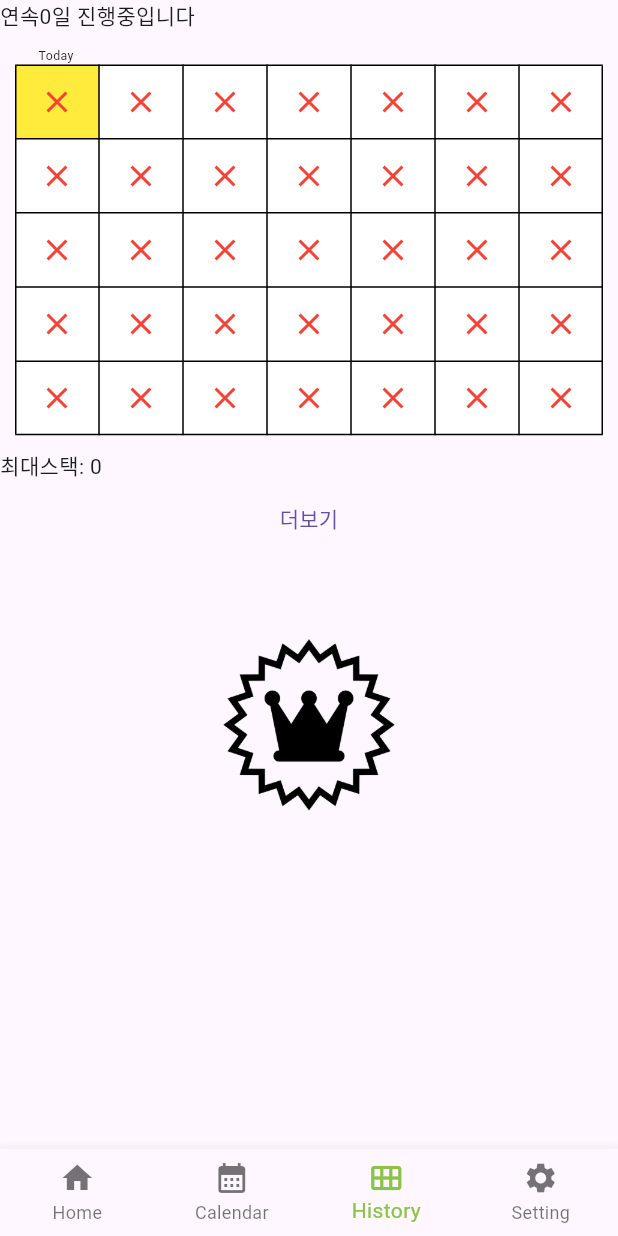
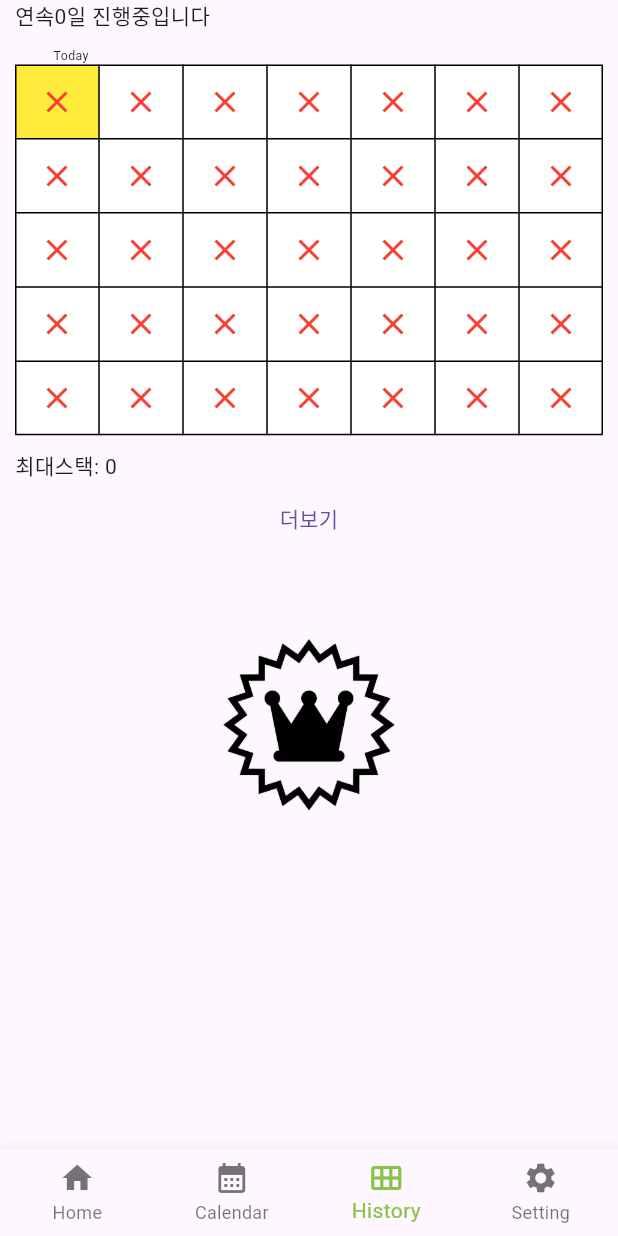
Before and after one commit to kuper0201/TimeBoxing_Fork, a Flutter app: the screen it shows after launch, item 3 of the bottom bar chosen, on a phone screen of 412 x 824 dp. Run offline on Flutter 3.47's test engine with Material 3 defaults, Android fonts, the light colour scheme and no system bars; our stand-ins replace auto_size_text, drift, equatable, flutter_datetime_picker_plus, syncfusion_flutter_calendar; missing offline and left inert: dart:ffi, desktop_window, drift_db_viewer, split_view; accounts and stored records are empty; generated files the repository leaves out were written again.

Commit message:
git conflict

```diff
--- a/lib/History.dart
+++ b/lib/History.dart
@@ -11,7 +11,22 @@ class HistoryView extends StatefulWidget {
   State<HistoryView> createState() => _HistoryViewState();
 }
 
-Mydatabase db = Mydatabase.instance;
+//zandiInfo리스트 형식을 date : int 에서 int : int 로 바꾸기위한 List형식
+class ZandiInfoConvert {
+  final int date;
+  final int stack;
+
+  ZandiInfoConvert({required this.date, required this.stack});
+}
+
+class _HistoryViewState extends State<HistoryView> {
+  //연속일자 저장빈값
+  int currentStack = 0;
+
+  //최대 stack 저장빈값
+  int maxstack = 0;
+
+  Mydatabase db = Mydatabase.instance;
 
 //get today
 DateTime today = DateTime(
@@ -33,29 +48,13 @@ Future<List<ZandiInfoData>> getZandi35Ago() async {
   return result;
 }
 
-//zandiInfo리스트 형식을 date : int 에서 int : int 로 바꾸기위한 List형식
-class ZandiInfoConvert {
-  final int date;
-  final int stack;
-
-  ZandiInfoConvert({required this.date, required this.stack});
-}
-
-//연속일자 저장빈값
-int currentStack = 0;
-
-//최대 stack 저장빈값
-int maxstack = 0;
-
-class CustomTable extends StatelessWidget { //db쿼리문 통해 35일전 date값 이후의 값만 불러올것
-  @override
-  Widget build(BuildContext context) {
+  Widget getCustomTable() {
     double cellSize = MediaQuery.of(context).size.width/10; // 칸의 크기를 화면 너비의 1/10로 설정
     double screenHeight = MediaQuery.of(context).size.height*0.3/5;
 
     //최대연속값 저장
     getMaxStack().then((value) {
-      maxstack = value;
+        maxstack = value;
     }, onError: (error,stackstrace) {
       maxstack = 19981225;
     });
@@ -78,8 +77,10 @@ class CustomTable extends StatelessWidget { //db쿼리문 통해 35일전 date
           //데이터를 정상적으로 받아올경우
           List<ZandiInfoData> ZandiData = snapshot.data!.map((d) => ZandiInfoData(date: d.date, stack: d.stack)).toList();
 
-          //연속일자 값 저장
-          currentStack = ZandiData[ZandiData.length-1].stack;
+          //연속일자 값 저장 최근값이 오늘날짜인지 확인
+          if((ZandiData[ZandiData.length-1].date)==today) {
+              currentStack = ZandiData[ZandiData.length-1].stack;
+          }
 
           int maxStreakSize = 35;
           List<ZandiInfoConvert> converted = ZandiData.map((d) => ZandiInfoConvert(date: (today.difference(d.date).inDays), stack: d.stack)).toList();
@@ -87,7 +88,7 @@ class CustomTable extends StatelessWidget { //db쿼리문 통해 35일전 date
 
           int idx = 0;
           label : for(final d in converted) {
-            idx = d.date;
+            idx = d.date - d.stack + 1;
             for(int i = 0; i < d.stack; i++) {
               if(idx >= maxStreakSize) break label;
                 items[idx] = true;
@@ -96,7 +97,12 @@ class CustomTable extends StatelessWidget { //db쿼리문 통해 35일전 date
           }
 
           //테이블 그리기
-          return Table(
+          return Column(
+
+           children:[
+            Container(width: double.infinity, child: Text("연속$currentStack일 진행중입니다")),
+            Container(width: double.infinity, padding: EdgeInsets.only(left: 5+MediaQuery.of(context).size.width/20,top:10), child: Text(style: TextStyle(fontSize: MediaQuery.of(context).size.width*0.3/15),"Today")),
+            Table(
             border: TableBorder.all(),
             children: List<TableRow>.generate(5, (rowIndex) {
               return TableRow(
@@ -118,24 +124,19 @@ class CustomTable extends StatelessWidget { //db쿼리문 통해 35일전 date
                 }),
                );
             }),
-          );
+          ),
+           Container(padding: EdgeInsets.only(top: 10), width: double.infinity, child: Text("최대스택: $maxstack")),
+          ]);
         }
       }
     );
-  }
-}
-
-class _HistoryViewState extends State<HistoryView> {
-
+ }
   @override
   Widget build(BuildContext context) {
     return Scaffold(
       body: Column(
           children: [
-            Container(width: double.infinity, child: Text("연속$currentStack일 진행중입니다")),
-            Container(width: double.infinity, padding: EdgeInsets.only(left: 5+MediaQuery.of(context).size.width/20,top:10), child: Text(style: TextStyle(fontSize: MediaQuery.of(context).size.width*0.3/15),"Today")),
-            Container(padding: EdgeInsets.only(left:10,right: 10), child: CustomTable()),
-            Container(padding: EdgeInsets.only(top: 10), width: double.infinity, child: Text("최대스택: $maxstack")),
+            Container(padding: EdgeInsets.only(left:10,right: 10), child: getCustomTable()),
             TextButton(onPressed:(){  Navigator.push(context, MaterialPageRoute(builder: (context) => const MoreHistoryView(),));}, child: Text("더보기")),
             Container(padding: EdgeInsets.only(top:50), child: Image.asset('assets/images/crown.png',height: 128,width: 128))
           ],
--- a/lib/MoreHistoryView.dart
+++ b/lib/MoreHistoryView.dart
@@ -75,7 +75,7 @@ class CustomTable extends StatelessWidget {
 
           int idx = 0;
           label : for(final d in converted) {
-            idx = d.date;
+            idx = d.date - d.stack + 1;
             for(int i = 0; i < d.stack; i++) {
               if(idx >= maxStreakSize) break label;
               items[idx] = true;
@@ -88,6 +88,7 @@ class CustomTable extends StatelessWidget {
 
           if(maxStreakSize==0) {
             tableRowCount = maxStreakSize+1;
+            items[1] == true;
           } else {
             tableRowCount = (maxStreakSize/7).ceil();
           }
--- a/lib/Setting.dart
+++ b/lib/Setting.dart
@@ -1,4 +1,10 @@
 import 'package:flutter/material.dart';
+import 'package:drift_db_viewer/drift_db_viewer.dart';
+import 'package:time_boxing/DB/database.dart';
+
+Mydatabase db = Mydatabase.instance;
+
+
 
 class SettingView extends StatefulWidget {
   const SettingView({super.key});
@@ -10,6 +16,7 @@ class SettingView extends StatefulWidget {
 class _SettingViewState extends State<SettingView> {
   @override
   Widget build(BuildContext context) {
+    Navigator.of(context).push(MaterialPageRoute(builder: (context) => DriftDbViewer(db)));
     return Scaffold(
       body: Center(
         child: Container(child: Text("Setting"),),
```
